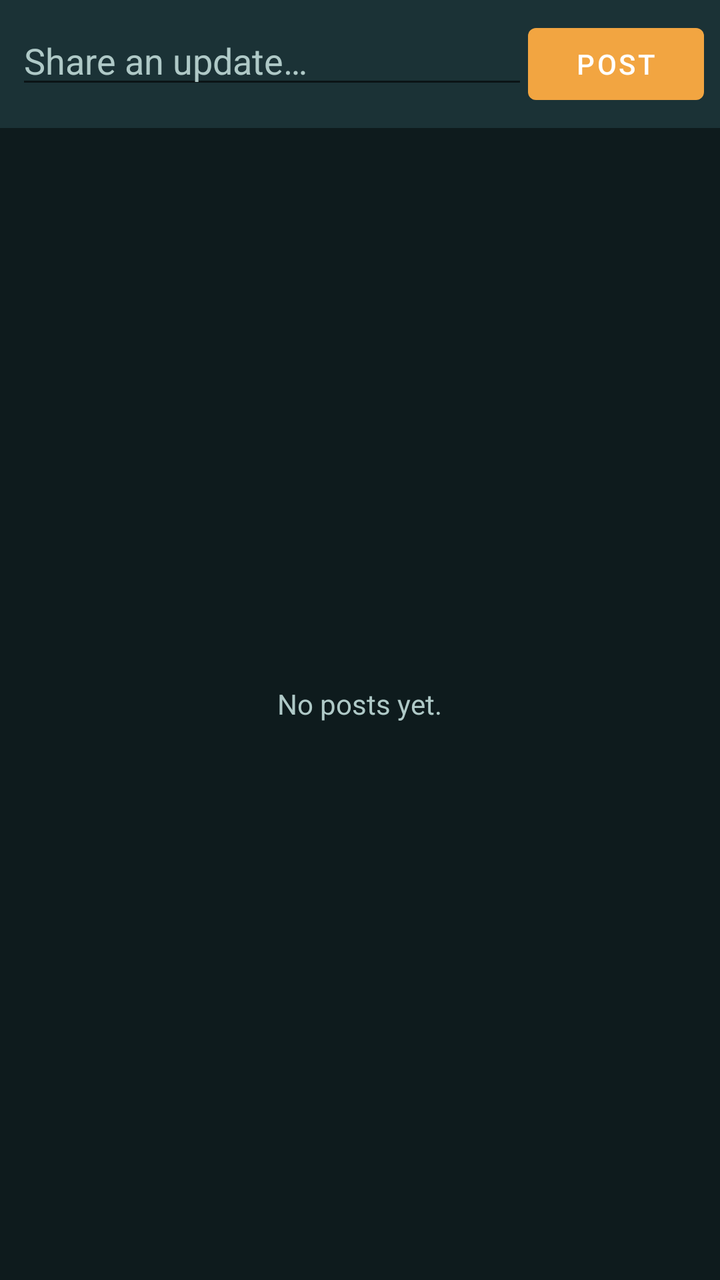
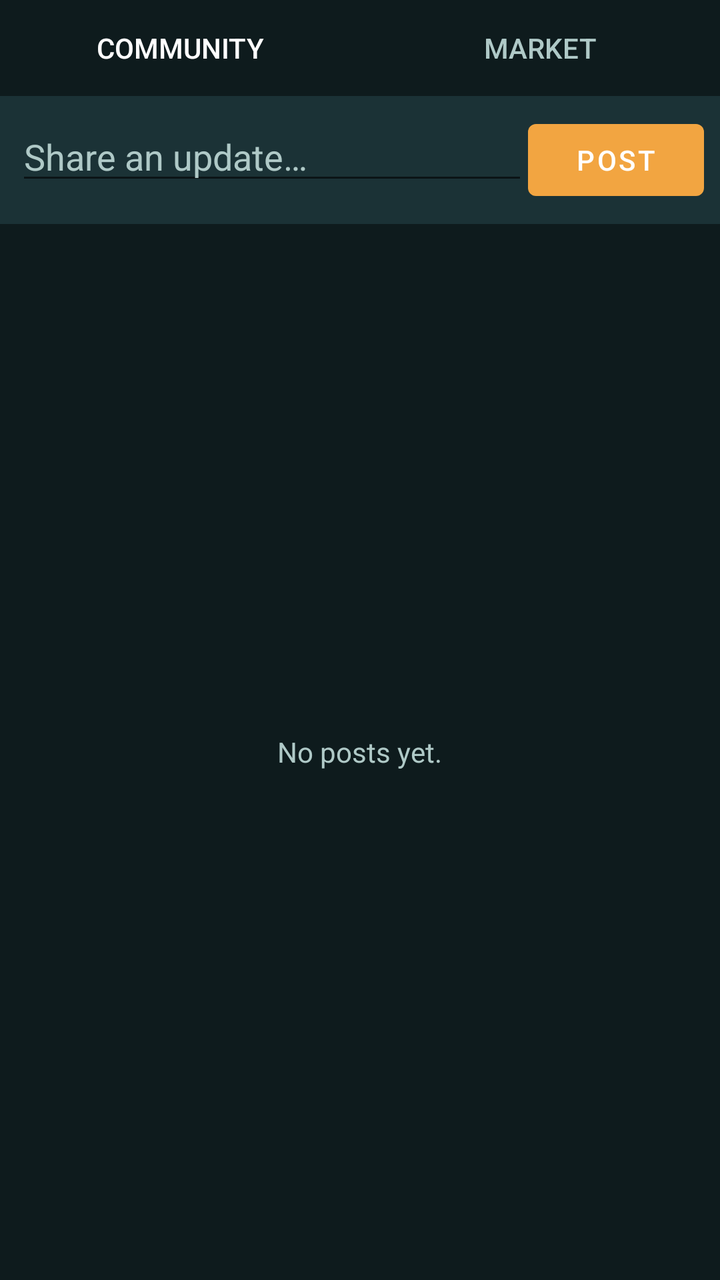

Before-and-after screenshots of an Android layout around one commit, followed by the original layout XML and the change that was made.
<!-- AndroidManifest.xml: application theme Theme.FindMe -->
<!-- res/layout/fragment_posts.xml -->
<?xml version="1.0" encoding="utf-8"?>
<LinearLayout xmlns:android="http://schemas.android.com/apk/res/android"
    android:layout_width="match_parent"
    android:layout_height="match_parent"
    android:orientation="vertical">

    <LinearLayout
        android:layout_width="match_parent"
        android:layout_height="wrap_content"
        android:orientation="horizontal"
        android:padding="8dp"
        android:background="@color/sand_700">

        <EditText
            android:id="@+id/postInput"
            android:layout_width="0dp"
            android:layout_height="wrap_content"
            android:layout_weight="1"
            android:hint="@string/new_post_hint"
            android:textColor="@color/white"
            android:textColorHint="@color/sand_300"
            android:inputType="text" />

        <Button
            android:id="@+id/postButton"
            android:layout_width="wrap_content"
            android:layout_height="wrap_content"
            android:text="@string/post_button" />
    </LinearLayout>

    <FrameLayout
        android:layout_width="match_parent"
        android:layout_height="match_parent">

        <androidx.recyclerview.widget.RecyclerView
            android:id="@+id/postsList"
            android:layout_width="match_parent"
            android:layout_height="match_parent"
            android:clipToPadding="false"
            android:padding="8dp" />

        <TextView
            android:id="@+id/noPostsText"
            android:layout_width="wrap_content"
            android:layout_height="wrap_content"
            android:layout_gravity="center"
            android:text="@string/no_posts"
            android:textColor="@color/sand_300" />
    </FrameLayout>

</LinearLayout>
<!-- resources referenced by this layout -->
<resources>
  <color name="sand_300">#AFC9C7</color>
  <color name="sand_700">#1B3236</color>
  <color name="white">#FFFFFF</color>
  <string name="new_post_hint">Share an update…</string>
  <string name="no_posts">No posts yet.</string>
  <string name="post_button">Post</string>
  <style name="Theme.FindMe" parent="Theme.MaterialComponents.DayNight.NoActionBar">
          <item name="colorPrimary">@color/amber_500</item>
          <item name="colorPrimaryDark">@color/sand_900</item>
          <item name="colorAccent">@color/teal_400</item>
          <item name="android:statusBarColor" tools:targetApi="21">@color/sand_900</item>
          <item name="android:windowBackground">@color/sand_900</item>
      </style>
  <color name="amber_500">#F2A541</color>
  <color name="sand_900">#0E1B1D</color>
  <color name="teal_400">#39C5BB</color>
</resources>

<!-- the commit's change to res/layout/fragment_posts.xml (unified diff, before → after) -->
@@ -5,6 +5,32 @@
     android:orientation="vertical">
 
     <LinearLayout
+        android:layout_width="match_parent"
+        android:layout_height="wrap_content"
+        android:orientation="horizontal"
+        android:background="@color/sand_900">
+
+        <Button
+            android:id="@+id/tabFeedCommunity"
+            style="?android:attr/borderlessButtonStyle"
+            android:layout_width="0dp"
+            android:layout_weight="1"
+            android:layout_height="wrap_content"
+            android:text="@string/feed_tab_community"
+            android:textColor="@color/white" />
+
+        <Button
+            android:id="@+id/tabFeedMarket"
+            style="?android:attr/borderlessButtonStyle"
+            android:layout_width="0dp"
+            android:layout_weight="1"
+            android:layout_height="wrap_content"
+            android:text="@string/feed_tab_market"
+            android:textColor="@color/sand_300" />
+    </LinearLayout>
+
+    <LinearLayout
+        android:id="@+id/communityComposer"
         android:layout_width="match_parent"
         android:layout_height="wrap_content"
         android:orientation="horizontal"
@@ -28,6 +54,56 @@
             android:text="@string/post_button" />
     </LinearLayout>
 
+    <LinearLayout
+        android:id="@+id/marketComposer"
+        android:layout_width="match_parent"
+        android:layout_height="wrap_content"
+        android:orientation="vertical"
+        android:padding="8dp"
+        android:background="@color/sand_700"
+        android:visibility="gone">
+
+        <Spinner
+            android:id="@+id/listingKindSpinner"
+            android:layout_width="match_parent"
+            android:layout_height="wrap_content" />
+
+        <EditText
+            android:id="@+id/listingTitleInput"
+            android:layout_width="match_parent"
+            android:layout_height="wrap_content"
+            android:hint="@string/listing_title_hint"
+            android:textColor="@color/white"
+            android:textColorHint="@color/sand_300"
+            android:inputType="text" />
+
+        <EditText
+            android:id="@+id/listingPriceInput"
+            android:layout_width="match_parent"
+            android:layout_height="wrap_content"
+            android:hint="@string/listing_price_hint"
+            android:textColor="@color/white"
+            android:textColorHint="@color/sand_300"
+            android:inputType="text" />
+
+        <EditText
+            android:id="@+id/listingDetailsInput"
+            android:layout_width="match_parent"
+            android:layout_height="wrap_content"
+            android:hint="@string/listing_details_hint"
+            android:textColor="@color/white"
+            android:textColorHint="@color/sand_300"
+            android:inputType="textMultiLine"
+            android:minLines="2" />
+
+        <Button
+            android:id="@+id/postListingButton"
+            android:layout_width="wrap_content"
+            android:layout_height="wrap_content"
+            android:layout_gravity="end"
+            android:text="@string/listing_post_button" />
+    </LinearLayout>
+
     <FrameLayout
         android:layout_width="match_parent"
         android:layout_height="match_parent">
@@ -39,6 +115,14 @@
             android:clipToPadding="false"
             android:padding="8dp" />
 
+        <androidx.recyclerview.widget.RecyclerView
+            android:id="@+id/marketList"
+            android:layout_width="match_parent"
+            android:layout_height="match_parent"
+            android:clipToPadding="false"
+            android:padding="8dp"
+            android:visibility="gone" />
+
         <TextView
             android:id="@+id/noPostsText"
             android:layout_width="wrap_content"
@@ -46,6 +130,15 @@
             android:layout_gravity="center"
             android:text="@string/no_posts"
             android:textColor="@color/sand_300" />
+
+        <TextView
+            android:id="@+id/noListingsText"
+            android:layout_width="wrap_content"
+            android:layout_height="wrap_content"
+            android:layout_gravity="center"
+            android:text="@string/no_listings"
+            android:textColor="@color/sand_300"
+            android:visibility="gone" />
     </FrameLayout>
 
 </LinearLayout>
<!-- resource entries referenced after the edit -->
@@ -3,7 +3,14 @@
   <color name="sand_300">#AFC9C7</color>
   <color name="sand_700">#1B3236</color>
   <color name="white">#FFFFFF</color>
+  <string name="feed_tab_community">Community</string>
+  <string name="feed_tab_market">Market</string>
+  <string name="listing_details_hint">Details</string>
+  <string name="listing_post_button">Post listing</string>
+  <string name="listing_price_hint">Price (optional)</string>
+  <string name="listing_title_hint">What are you offering?</string>
   <string name="new_post_hint">Share an update…</string>
+  <string name="no_listings">No listings yet</string>
   <string name="no_posts">No posts yet.</string>
   <string name="post_button">Post</string>
   <style name="Theme.FindMe" parent="Theme.MaterialComponents.DayNight.NoActionBar">
